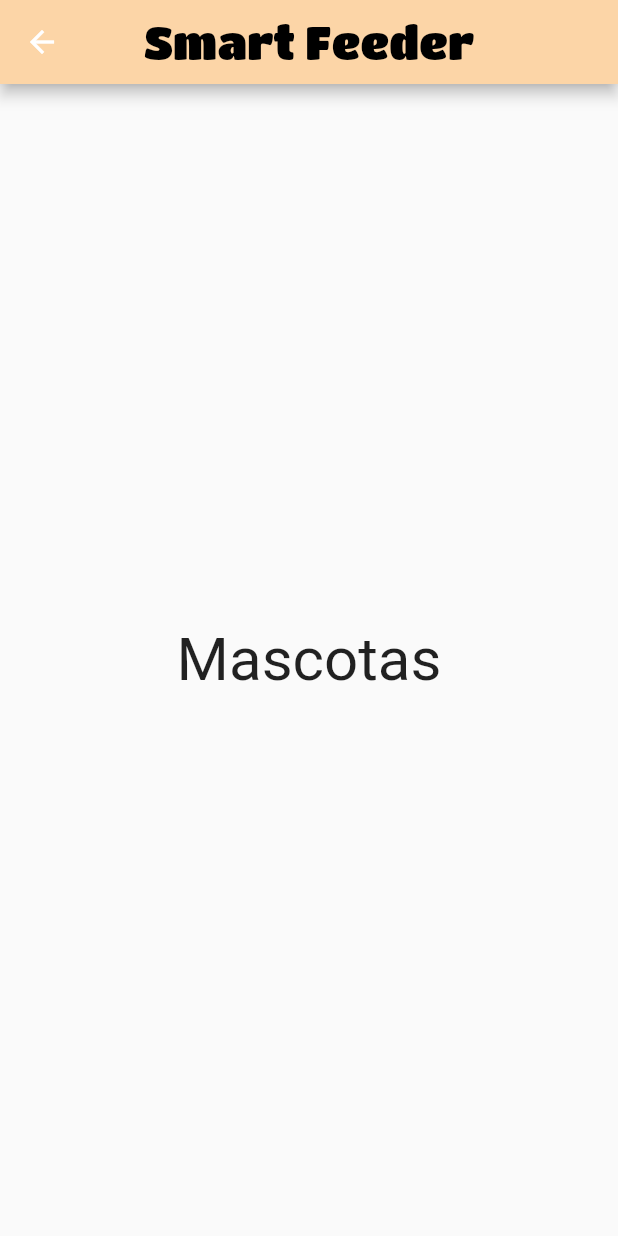
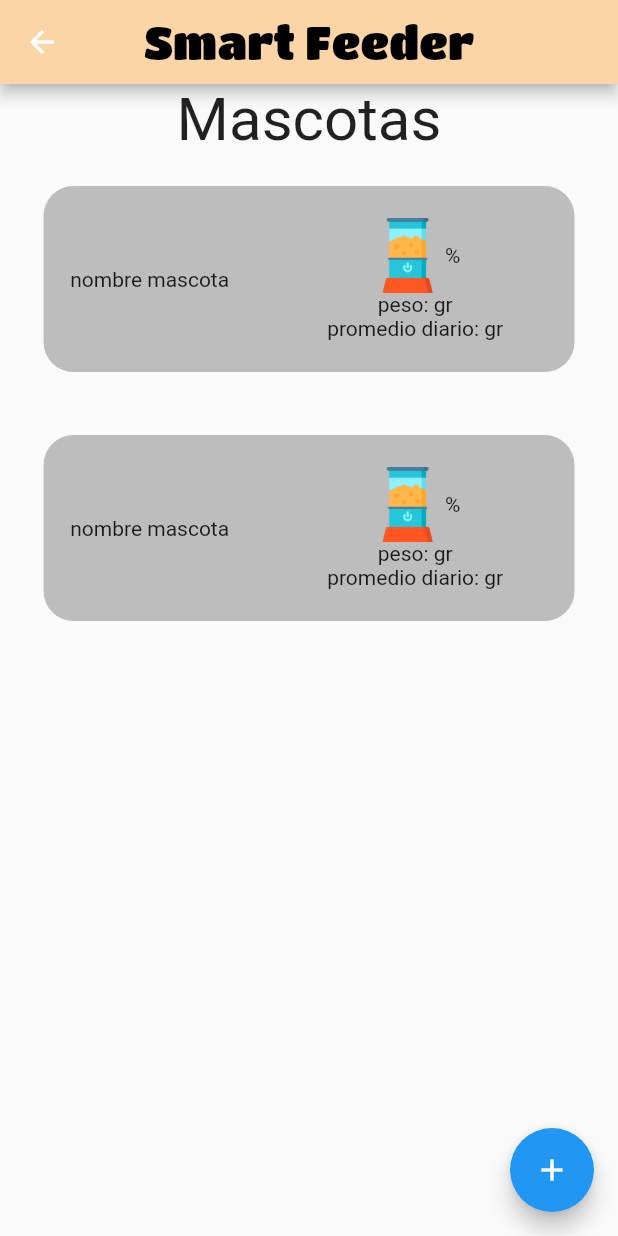
Before and after one commit to msingermann/feedme-app, a Flutter app: the Pets screen opened by its route, on a phone screen of 412 x 824 dp. Run offline on Flutter 3.47's test engine with Material 2 defaults, Android fonts, the phone set to English and light mode, and no system bars; our stand-ins replace flutter_blue, fluttertoast; missing offline and left inert: wifi_iot, wifi_scan.

Commit message:
Pantalla mascotas

```diff
--- /dev/null
+++ b/lib/pets/petRow.dart
@@ -0,0 +1,61 @@
+import 'package:flutter/material.dart';
+
+class petRow extends StatelessWidget {
+  @override
+  Widget build(BuildContext context) {
+    final planetCard = Container(
+      height: 124.0,
+      width: MediaQuery.of(context).size.width,
+      margin: new EdgeInsets.fromLTRB(5.0, 5.0, 5.0, 5.0),
+      decoration: BoxDecoration(
+        borderRadius: BorderRadius.circular(20),
+        color: Color(0xFFBDBDBD),
+      ),
+      child: Row(
+        children: [
+          Expanded(
+              flex: 40,
+              child: Column(
+                  mainAxisAlignment: MainAxisAlignment.center,
+                  crossAxisAlignment: CrossAxisAlignment.center,
+                  children: [
+                    Text("nombre mascota"),
+                  ])),
+          Expanded(
+            flex: 60,
+            child: Column(
+              mainAxisAlignment: MainAxisAlignment.center,
+              crossAxisAlignment: CrossAxisAlignment.center,
+              children: [
+                Row(
+                  mainAxisAlignment: MainAxisAlignment.center,
+                  crossAxisAlignment: CrossAxisAlignment.center,
+                  children: [
+                    Image(
+                      image: new AssetImage("assets/images/food_feeder.png"),
+                      height: 50,
+                    ),
+                    Text("%"),
+                  ],
+                ),
+                Text("peso: gr"),
+                Text("promedio diario: gr"),
+              ],
+            ),
+          )
+        ],
+      ),
+    );
+
+    return new Container(
+        margin: const EdgeInsets.symmetric(
+          vertical: 16.0,
+          horizontal: 24.0,
+        ),
+        child: new Stack(
+          children: <Widget>[
+            planetCard,
+          ],
+        ));
+  }
+}
--- a/lib/pets/pets.dart
+++ b/lib/pets/pets.dart
@@ -1,5 +1,7 @@
 import 'package:flutter/material.dart';
 import 'package:smart_feeder/navigation/appBarCustomized.dart';
+import 'package:smart_feeder/pets/newPet.dart';
+import 'package:smart_feeder/pets/petRow.dart';
 
 class Pets extends StatelessWidget {
   const Pets({Key? key}) : super(key: key);
@@ -7,15 +9,23 @@ class Pets extends StatelessWidget {
   @override
   Widget build(BuildContext context) {
     return Scaffold(
-      appBar: AppBarCustomized(appBar: AppBar(),),
+      appBar: AppBarCustomized(
+        appBar: AppBar(),
+      ),
       body: Center(
-        child: Column(
-          mainAxisSize: MainAxisSize.min,
-          children: [
-            Text('Mascotas', style: TextStyle(fontSize: 40)),
-          ]
-        )
-      )
+          child: Column(children: [
+        Text('Mascotas', style: TextStyle(fontSize: 40)),
+        petRow(),
+        petRow(),
+      ])),
+      floatingActionButton: FloatingActionButton(
+          onPressed: () {
+            Navigator.push(
+              context,
+              MaterialPageRoute(builder: (context) => newPet()),
+            );
+          },
+          child: Icon(Icons.add)),
     );
   }
 }
```
Also changed, not shown: assets/images/food_feeder.png (added).
